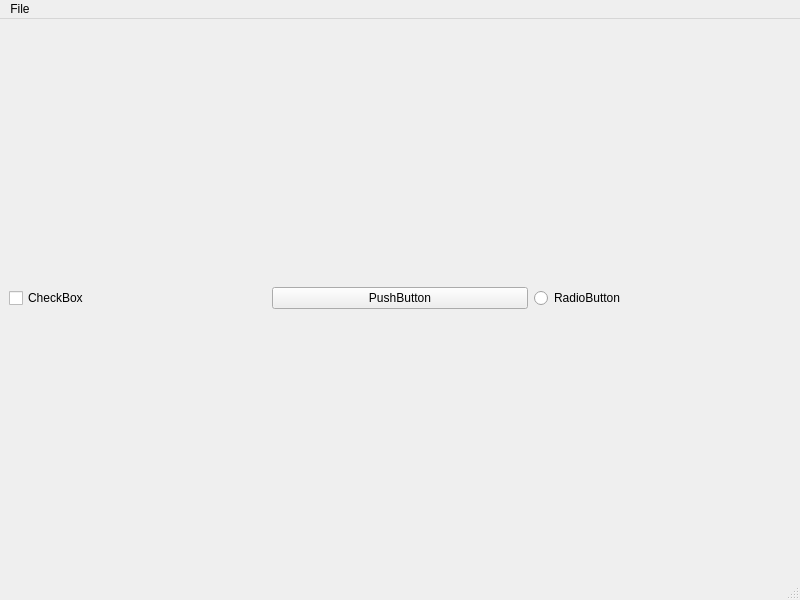
Above: MainWindow.ui from enlighteningCrow/MatCal before the change. Below: the same form after it.
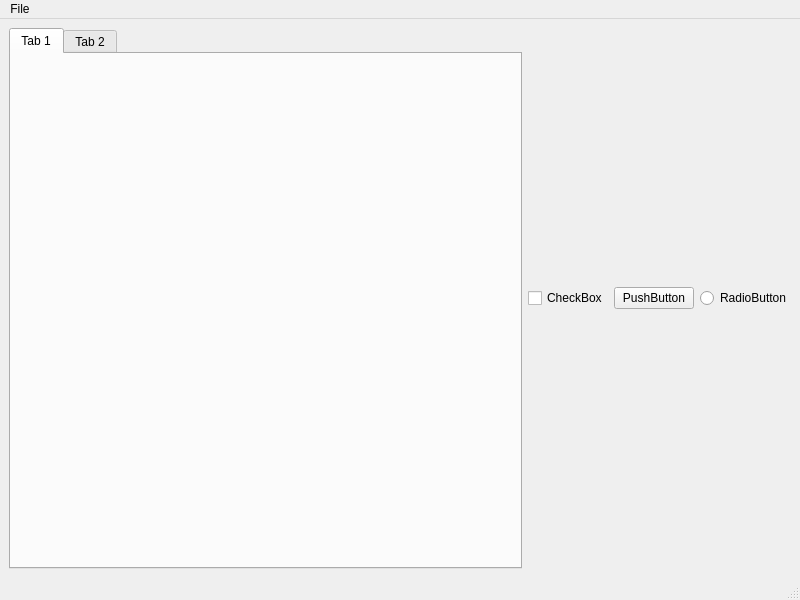
That is the form after the change. Custom widgets are drawn as their Qt base class.

Patch:
```diff
--- a/MainWindow.ui
+++ b/MainWindow.ui
@@ -15,6 +15,23 @@
   </property>
   <widget class="QWidget" name="centralwidget">
    <layout class="QHBoxLayout" name="horizontalLayout">
+    <item>
+     <widget class="QTabWidget" name="tabWidget">
+      <property name="currentIndex">
+       <number>0</number>
+      </property>
+      <widget class="MatrixEditor" name="tab">
+       <attribute name="title">
+        <string>Tab 1</string>
+       </attribute>
+      </widget>
+      <widget class="QWidget" name="tab_2">
+       <attribute name="title">
+        <string>Tab 2</string>
+       </attribute>
+      </widget>
+     </widget>
+    </item>
     <item>
      <widget class="QCheckBox" name="checkBox">
       <property name="text">
@@ -56,6 +73,14 @@
   </widget>
   <widget class="QStatusBar" name="statusbar"/>
  </widget>
+ <customwidgets>
+  <customwidget>
+   <class>MatrixEditor</class>
+   <extends>QWidget</extends>
+   <header>MatrixEditor</header>
+   <container>1</container>
+  </customwidget>
+ </customwidgets>
  <resources/>
  <connections/>
 </ui>
```
Left out of the diff: 2 changed lines with no effect on the pictures.
